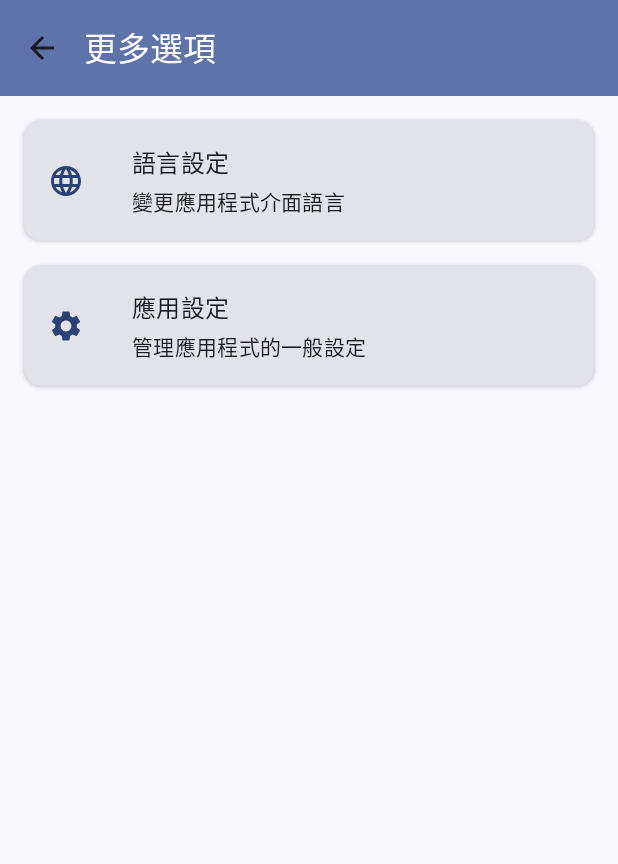
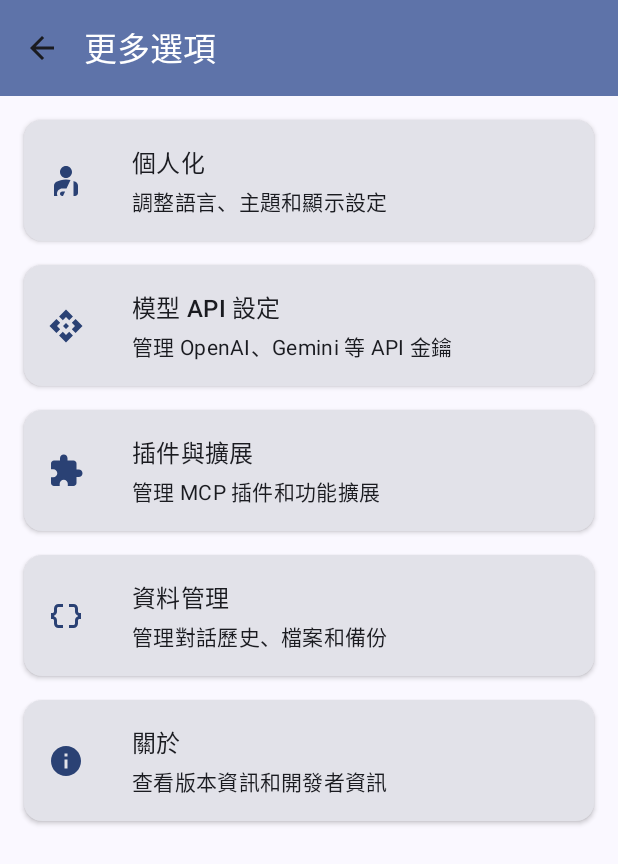
Before and after one commit to ArIs0x145/Kimerai, an Android app built with Jetpack Compose: the MoreOptionsScreen screen opened through its navigation route, on a phone screen of 412 x 824 dp. Shown: the top 864 px of the screen. Run offline under Robolectric (Android 15) with nearby library versions, the phone set to English and light mode, and no system bars; our stand-ins replace Dagger/Hilt's generated code.

```diff
--- a/app/src/main/java/io/github/aris0x145/kimerai/ui/common/components/KimeraiAppBar.kt
+++ b/app/src/main/java/io/github/aris0x145/kimerai/ui/common/components/KimeraiAppBar.kt
@@ -21,9 +21,9 @@ import io.github.aris0x145.kimerai.ui.navigation.NavRoutes
 @OptIn(ExperimentalMaterial3Api::class)
 @Composable
 fun KimeraiAppBar(
+    modifier: Modifier = Modifier,
     navController: NavController,
-    viewModel: ModelSelectionViewModel = hiltViewModel(),
-    modifier: Modifier = Modifier
+    viewModel: ModelSelectionViewModel = hiltViewModel()
 ) {
     val uiState by viewModel.uiState.collectAsState()
 
@@ -65,7 +65,7 @@ fun KimeraiAppBar(
 
                 // 右側的更多選項按鈕 - 直接跳轉到更多選項畫面
                 IconButton(onClick = {
-                    navController.navigate(NavRoutes.TOOLS)
+                    navController.navigate(NavRoutes.MORE_OPTIONS)
                 }) {
                     Icon(
                         imageVector = Icons.Default.Menu,
@@ -84,11 +84,13 @@ fun ModelDropdownMenu(
     models: List<AiModel>,
     onModelSelected: (AiModel) -> Unit,
     onDismissRequest: () -> Unit,
-    navController: NavController
+    navController: NavController,
+    modifier: Modifier = Modifier
 ) {
     DropdownMenu(
         expanded = expanded,
-        onDismissRequest = onDismissRequest
+        onDismissRequest = onDismissRequest,
+        modifier = modifier
     ) {
         // 模型配置選項
         DropdownMenuItem(
--- a/app/src/main/java/io/github/aris0x145/kimerai/ui/features/chat/ChatMessageItem.kt
+++ b/app/src/main/java/io/github/aris0x145/kimerai/ui/features/chat/ChatMessageItem.kt
@@ -1,6 +1,5 @@
 package io.github.aris0x145.kimerai.ui.features.chat
 
-import androidx.compose.foundation.background
 import androidx.compose.foundation.layout.*
 import androidx.compose.foundation.shape.RoundedCornerShape
 import androidx.compose.material3.Card
@@ -21,8 +20,8 @@ import java.util.*
  */
 @Composable
 fun ChatMessageItem(
-    message: ChatMessage,
-    modifier: Modifier = Modifier
+    modifier: Modifier = Modifier,
+    message: ChatMessage
 ) {
     val isUserMessage = message.isUserMessage
     val alignment = if (isUserMessage) Alignment.End else Alignment.Start
--- a/app/src/main/java/io/github/aris0x145/kimerai/ui/features/chat/ChatScreen.kt
+++ b/app/src/main/java/io/github/aris0x145/kimerai/ui/features/chat/ChatScreen.kt
@@ -23,9 +23,9 @@ import io.github.aris0x145.kimerai.ui.theme.KimeraiTheme
  */
 @Composable
 fun ChatScreen(
+    modifier: Modifier = Modifier,
     navController: NavController,
-    viewModel: ChatViewModel = hiltViewModel(),
-    modifier: Modifier = Modifier
+    viewModel: ChatViewModel = hiltViewModel()
 ) {
     var messageText by remember { mutableStateOf("") }
     val chatState by viewModel.uiState.collectAsState()
@@ -76,11 +76,11 @@ fun ChatScreen(
 
 @Composable
 fun ChatInputBar(
+    modifier: Modifier = Modifier,
     messageText: String,
     onMessageTextChange: (String) -> Unit,
     onSendClick: () -> Unit,
-    isLoading: Boolean = false,
-    modifier: Modifier = Modifier
+    isLoading: Boolean = false
 ) {
     Surface(
         tonalElevation = 3.dp,
--- a/app/src/main/java/io/github/aris0x145/kimerai/ui/features/models/ModelConfigScreen.kt
+++ b/app/src/main/java/io/github/aris0x145/kimerai/ui/features/models/ModelConfigScreen.kt
@@ -24,9 +24,9 @@ import io.github.aris0x145.kimerai.ui.theme.KimeraiTheme
 @OptIn(ExperimentalMaterial3Api::class)
 @Composable
 fun ModelConfigScreen(
+    modifier: Modifier = Modifier,
     navController: NavController,
-    viewModel: ModelSelectionViewModel = hiltViewModel(),
-    modifier: Modifier = Modifier
+    viewModel: ModelSelectionViewModel = hiltViewModel()
 ) {
     val uiState by viewModel.uiState.collectAsState()
 
--- a/app/src/main/java/io/github/aris0x145/kimerai/ui/features/tools/ToolsScreen.kt
+++ b/app/src/main/java/io/github/aris0x145/kimerai/ui/features/settings/MoreOptionsScreen.kt
@@ -1,4 +1,4 @@
-package io.github.aris0x145.kimerai.ui.features.tools
+package io.github.aris0x145.kimerai.ui.features.settings
 
 import androidx.compose.foundation.layout.Box
 import androidx.compose.foundation.layout.Column
@@ -9,8 +9,11 @@ import androidx.compose.foundation.layout.height
 import androidx.compose.foundation.layout.padding
 import androidx.compose.material.icons.Icons
 import androidx.compose.material.icons.automirrored.filled.ArrowBack
-import androidx.compose.material.icons.filled.Language
-import androidx.compose.material.icons.filled.Settings
+import androidx.compose.material.icons.filled.Api
+import androidx.compose.material.icons.filled.DataObject
+import androidx.compose.material.icons.filled.Extension
+import androidx.compose.material.icons.filled.Info
+import androidx.compose.material.icons.filled.PersonalInjury
 import androidx.compose.material3.Card
 import androidx.compose.material3.CardDefaults
 import androidx.compose.material3.ExperimentalMaterial3Api
@@ -35,7 +38,7 @@ import io.github.aris0x145.kimerai.ui.theme.KimeraiTheme
  */
 @OptIn(ExperimentalMaterial3Api::class)
 @Composable
-fun ToolsScreen(
+fun MoreOptionsScreen(
     navController: NavController,
     modifier: Modifier = Modifier
 ) {
@@ -67,29 +70,63 @@ fun ToolsScreen(
                 .padding(16.dp),
             horizontalAlignment = Alignment.CenterHorizontally
         ) {
-            // 語言設定選項
+            // 個人化選項
             OptionCard(
-                title = "語言設定",
-                description = "變更應用程式介面語言",
-                icon = Icons.Default.Language,
+                title = "個人化",
+                description = "調整語言、主題和顯示設定",
+                icon = Icons.Default.PersonalInjury,
                 onClick = {
-                    // TODO: 顯示語言設定對話框
+                    // TODO: 導航到個人化頁面
                 }
             )
 
             Spacer(modifier = Modifier.height(16.dp))
 
-            // 應用設定選項
+            // 模型 API 設定
             OptionCard(
-                title = "應用設定",
-                description = "管理應用程式的一般設定",
-                icon = Icons.Default.Settings,
+                title = "模型 API 設定",
+                description = "管理 OpenAI、Gemini 等 API 金鑰",
+                icon = Icons.Default.Api,
                 onClick = {
-                    // TODO: 導航到設定頁面
+                    // TODO: 導航到模型 API 設定頁面
                 }
             )
 
-            // 可以根據需求添加更多選項卡片
+            Spacer(modifier = Modifier.height(16.dp))
+
+            // 插件與擴展
+            OptionCard(
+                title = "插件與擴展",
+                description = "管理 MCP 插件和功能擴展",
+                icon = Icons.Default.Extension,
+                onClick = {
+                    // TODO: 導航到插件與擴展頁面
+                }
+            )
+
+            Spacer(modifier = Modifier.height(16.dp))
+
+            // 資料管理
+            OptionCard(
+                title = "資料管理",
+                description = "管理對話歷史、檔案和備份",
+                icon = Icons.Default.DataObject,
+                onClick = {
+                    // TODO: 導航到資料管理頁面
+                }
+            )
+
+            Spacer(modifier = Modifier.height(16.dp))
+
+            // 關於應用
+            OptionCard(
+                title = "關於",
+                description = "查看版本資訊和開發者資訊",
+                icon = Icons.Default.Info,
+                onClick = {
+                    // TODO: 導航到關於頁面
+                }
+            )
         }
     }
 }
@@ -141,8 +178,8 @@ fun OptionCard(
 
 @Preview(showBackground = true)
 @Composable
-fun ToolsScreenPreview() {
+fun MoreOptionsScreenPreview() {
     KimeraiTheme {
-        ToolsScreen(navController = rememberNavController())
+        MoreOptionsScreen(navController = rememberNavController())
     }
 }
--- a/app/src/main/java/io/github/aris0x145/kimerai/ui/navigation/KimeraiNavGraph.kt
+++ b/app/src/main/java/io/github/aris0x145/kimerai/ui/navigation/KimeraiNavGraph.kt
@@ -7,7 +7,7 @@ import androidx.navigation.compose.composable
 import io.github.aris0x145.kimerai.ui.features.chat.ChatScreen
 import io.github.aris0x145.kimerai.ui.features.history.HistoryScreen
 import io.github.aris0x145.kimerai.ui.features.models.ModelConfigScreen
-import io.github.aris0x145.kimerai.ui.features.tools.ToolsScreen
+import io.github.aris0x145.kimerai.ui.features.settings.MoreOptionsScreen
 
 /**
  * 應用主導航圖
@@ -31,9 +31,9 @@ fun KimeraiNavGraph(
             HistoryScreen(navController = navController)
         }
 
-        // 多功能工具畫面
-        composable(route = NavRoutes.TOOLS) {
-            ToolsScreen(navController = navController)
+        // 更多選項畫面
+        composable(route = NavRoutes.MORE_OPTIONS) {
+            MoreOptionsScreen(navController = navController)
         }
 
         // 模型配置畫面
--- a/app/src/main/java/io/github/aris0x145/kimerai/ui/navigation/NavRoutes.kt
+++ b/app/src/main/java/io/github/aris0x145/kimerai/ui/navigation/NavRoutes.kt
@@ -6,6 +6,6 @@ package io.github.aris0x145.kimerai.ui.navigation
 object NavRoutes {
     const val CHAT = "chat"
     const val HISTORY = "history"
-    const val TOOLS = "tools"
+    const val MORE_OPTIONS = "more_options"
     const val MODEL_CONFIG = "model_config"
 }
```
Also changed, not shown: app/src/main/java/io/github/aris0x145/kimerai/ui/features/settings/SettingsScreen.kt (deleted, +0 -40 lines).
